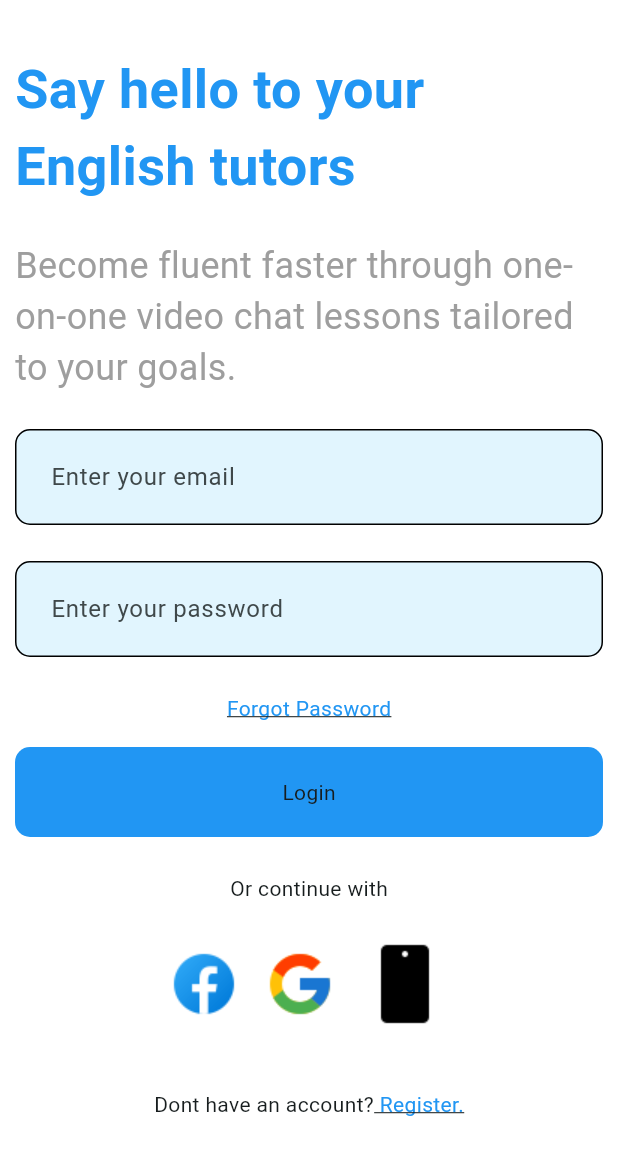
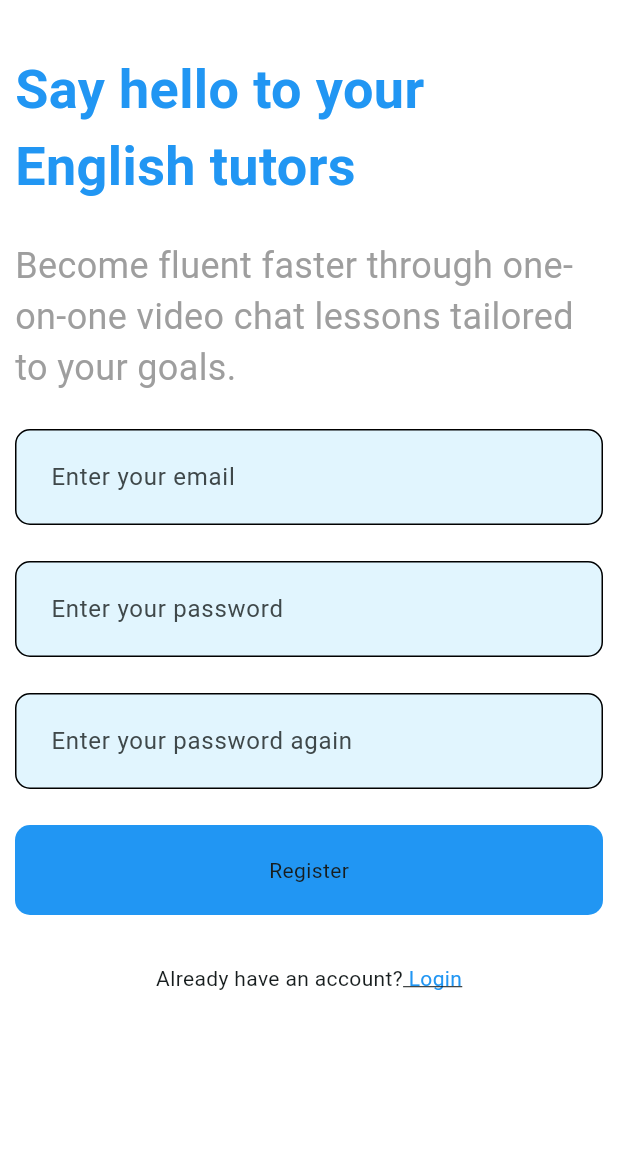
Before and after one commit to NguyenTran153/Flutter-Project, a Flutter app: the screen it shows after launch, on a phone screen of 412 x 824 dp. Shown: the top 1155 px of the screen. Run offline on Flutter 3.47's test engine with Material 2 defaults, Android fonts, the phone set to English and light mode, and no system bars.

Commit message:
Login Screen

```diff
--- a/lib/main.dart
+++ b/lib/main.dart
@@ -1,4 +1,5 @@
 import 'package:flutter/material.dart';
+import 'package:flutter_project/screens/Auth/register.dart';
 import 'package:flutter_project/screens/auth/login.dart';
 import 'package:flutter_project/utils/colors.dart';
 
@@ -18,7 +19,7 @@ class MyApp extends StatelessWidget {
         colorScheme: ColorScheme.fromSeed(seedColor: primaryColor),
         useMaterial3: true,
       ),
-      home: const LoginScreen(),
+      home: const RegisterScreen(),
     );
   }
 }
--- /dev/null
+++ b/lib/screens/Auth/register.dart
@@ -0,0 +1,120 @@
+import 'package:flutter/material.dart';
+import 'package:flutter_project/utils/colors.dart';
+
+import '../../utils/sized_box.dart';
+import '../../widgets/text_field.dart';
+
+class RegisterScreen extends StatefulWidget {
+  const RegisterScreen({super.key});
+
+  @override
+  State<RegisterScreen> createState() => _RegisterScreenState();
+}
+
+class _RegisterScreenState extends State<RegisterScreen> {
+  final TextEditingController _emailController = TextEditingController();
+  final TextEditingController _passwordController = TextEditingController();
+  final TextEditingController _confirmPasswordController =
+      TextEditingController();
+
+  @override
+  void dispose() {
+    super.dispose();
+    _emailController.dispose();
+    _passwordController.dispose();
+    _confirmPasswordController.dispose();
+  }
+
+  @override
+  Widget build(BuildContext context) {
+    return Scaffold(
+      resizeToAvoidBottomInset: false,
+      backgroundColor: primaryColor,
+      body: SafeArea(
+        child: Container(
+          margin: const EdgeInsets.all(10.0),
+          width: double.infinity,
+          child: Column(
+            crossAxisAlignment: CrossAxisAlignment.center,
+            children: [
+              sizedBox,
+              const Text(
+                "Say hello to your English tutors",
+                style: TextStyle(
+                  color: secondaryColor,
+                  fontSize: 36.0,
+                  fontWeight: FontWeight.bold,
+                ),
+              ),
+              sizedBox,
+              const Text(
+                "Become fluent faster through one-on-one video chat lessons tailored to your goals.",
+                style: TextStyle(
+                  color: tertiaryColor,
+                  fontSize: 24,
+                  fontWeight: FontWeight.normal,
+                ),
+              ),
+              sizedBox,
+              TextFieldInput(
+                  textEditingController: _emailController,
+                  hintText: "Enter your email",
+                  textInputType: TextInputType.emailAddress),
+              sizedBox,
+              TextFieldInput(
+                textEditingController: _passwordController,
+                hintText: "Enter your password",
+                textInputType: TextInputType.text,
+                isPass: true,
+              ),
+              sizedBox,
+              TextFieldInput(
+                textEditingController: _confirmPasswordController,
+                hintText: "Enter your password again",
+                textInputType: TextInputType.text,
+                isPass: true,
+              ),
+              sizedBox,
+              InkWell(
+                child: Container(
+                  width: double.infinity,
+                  alignment: Alignment.center,
+                  padding: const EdgeInsets.symmetric(vertical: 20),
+                  decoration: BoxDecoration(
+                    borderRadius: BorderRadius.circular(10.0),
+                    color: secondaryColor,
+                  ),
+                  child: const Text("Register"),
+                ),
+              ),
+              sizedBox,
+              Row(
+                mainAxisAlignment: MainAxisAlignment.center,
+                children: [
+                  Container(
+                    padding: const EdgeInsets.symmetric(vertical: 8),
+                    child: const Text(
+                      'Already have an account?',
+                    ),
+                  ),
+                  GestureDetector(
+                    child: Container(
+                      padding: const EdgeInsets.symmetric(vertical: 8),
+                      child: const Text(
+                        ' Login',
+                        style: TextStyle(
+                          color: secondaryColor,
+                          decoration: TextDecoration.underline,
+                        ),
+                      ),
+                    ),
+                  ),
+                ],
+              ),
+            ],
+          ),
+        ),
+      ),
+    );
+  }
+}
--- /dev/null
+++ b/lib/screens/TeacherList/teacherListItem/teacher_list_item.dart
@@ -0,0 +1,10 @@
+import 'package:flutter/material.dart';
+
+class TeacherListItem extends StatelessWidget {
+  const TeacherListItem({super.key});
+
+  @override
+  Widget build(BuildContext context) {
+    return const Placeholder();
+  }
+}
--- /dev/null
+++ b/lib/screens/TeacherList/teacher_list.dart
@@ -0,0 +1,15 @@
+import 'package:flutter/material.dart';
+
+class TeacherListScreen extends StatefulWidget {
+  const TeacherListScreen({super.key});
+
+  @override
+  State<TeacherListScreen> createState() => _TeacherListScreenState();
+}
+
+class _TeacherListScreenState extends State<TeacherListScreen> {
+  @override
+  Widget build(BuildContext context) {
+    return const Placeholder();
+  }
+}
```
Also changed, not shown: lib/screens/Auth/forget_password.dart (added), lib/screens/Auth/login.dart (renamed from lib/screens/auth/login.dart).
